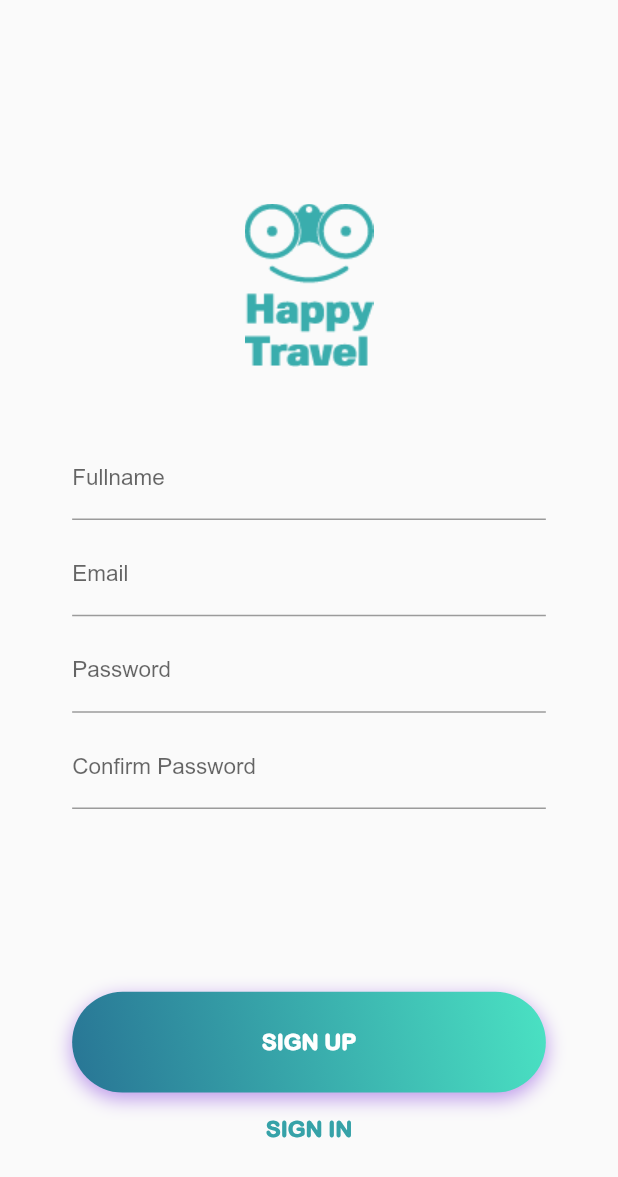
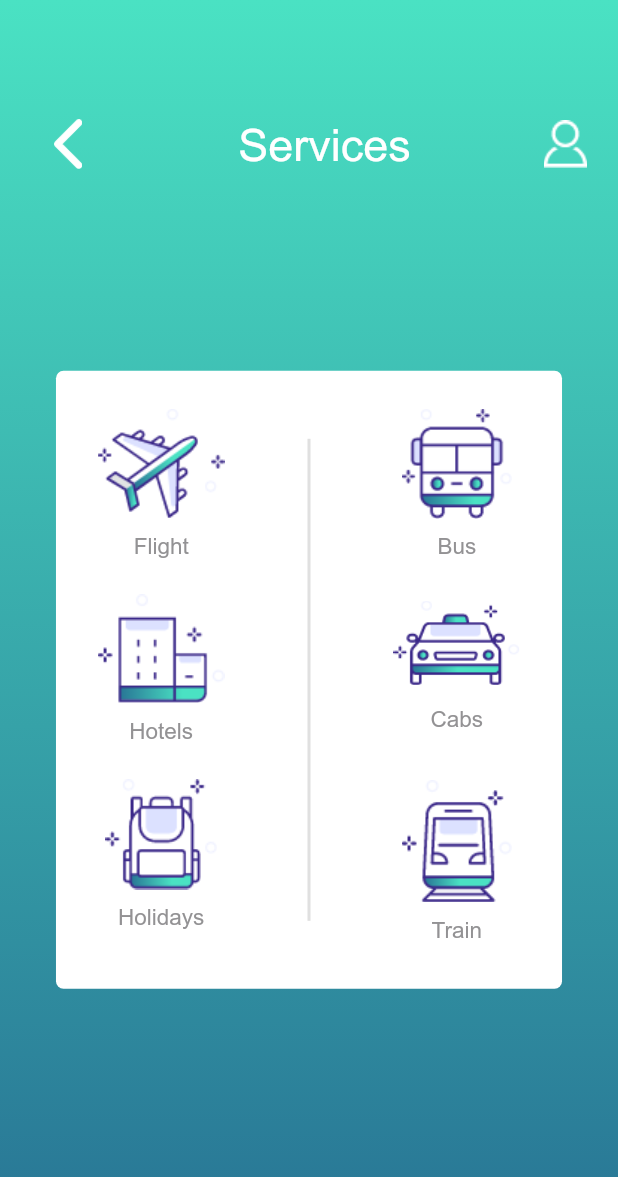
Before and after one commit to Fred0399/Flutter_applications, a Flutter app: the AuthScreen screen opened by its route, after a tap on "SIGN UP", on a phone screen of 412 x 824 dp. Shown: the top 1177 px of the screen. Run offline on Flutter 3.47's test engine with Material 2 defaults, Android fonts, the light colour scheme and no system bars.

Commit message:
services screen added

```diff
--- a/lib/main.dart
+++ b/lib/main.dart
@@ -2,6 +2,7 @@ import 'package:flutter/material.dart';
 import 'package:provider/provider.dart';
 import './screens/enter_screen.dart';
 import './screens/auth_screen.dart';
+import 'screens/services.dart';
 
 void main() => runApp(MyApp());
 
@@ -21,6 +22,7 @@ class MyApp extends StatelessWidget {
       home: EnterScreen(),
       routes: {
         AuthScreen.routeName: (ctx) => AuthScreen(),
+        Services.routeName: (ctx) => Services(),
       },
     );
   }
--- /dev/null
+++ b/lib/models/section_data.dart
@@ -0,0 +1,59 @@
+class SectionData {
+  final imgUrl;
+  final text;
+  final widthPercent;
+  final heighPercent;
+  SectionData({this.imgUrl, this.text, this.widthPercent, this.heighPercent});
+}
+
+class SectionList {
+  static List<SectionData> listLeft = [
+    SectionData(
+      imgUrl: 'assets/images/plane.png',
+      text: 'Flight',
+      widthPercent: 85 * 100 / 414,
+      heighPercent: 73 * 100 / 736,
+    ),
+    SectionData(
+      imgUrl: 'assets/images/hotel.png',
+      text: 'Hotels',
+      widthPercent: 86 * 100 / 414,
+      heighPercent: 73 * 100 / 736,
+    ),
+    SectionData(
+      imgUrl: 'assets/images/tramvai.png',
+      text: 'Holidays',
+      widthPercent: 75 * 100 / 414,
+      heighPercent: 74 * 100 / 736,
+    )
+  ];
+
+  static get seclistLeft {
+    return [...listLeft];
+  }
+
+  static List<SectionData> listRight = [
+    SectionData(
+      imgUrl: 'assets/images/bus.png',
+      text: 'Bus',
+      widthPercent: 74 * 100 / 414,
+      heighPercent: 73 * 100 / 736,
+    ),
+    SectionData(
+      imgUrl: 'assets/images/car.png',
+      text: 'Cabs',
+      widthPercent: 98 * 100 / 414,
+      heighPercent: 66 * 100 / 736,
+    ),
+    SectionData(
+      imgUrl: 'assets/images/train.png',
+      text: 'Train',
+      widthPercent: 74 * 100 / 414,
+      heighPercent: 82 * 100 / 736,
+    )
+  ];
+
+  static get seclistRight {
+    return [...listRight];
+  }
+}
--- /dev/null
+++ b/lib/screens/services.dart
@@ -0,0 +1,129 @@
+import 'package:flutter/material.dart';
+import '../models/section_data.dart';
+import '../widgets/service_sections.dart';
+
+const appBarWidthPercent = 90;
+const appBarHeightPercent = 10;
+const arrowAppBarWidthPercent = 50 * 100 / 414;
+const arrowAppBarHeightPercent = 75 * 100 / 736;
+const bodyWidthPercent = 339 * 100 / 414;
+const bodyHeightPercent = 368 * 100 / 736;
+
+class Services extends StatelessWidget {
+  static const routeName = "/services";
+  @override
+  Widget build(BuildContext context) {
+    final screenSize = MediaQuery.of(context).size;
+    return Scaffold(
+      body: Container(
+        width: double.infinity,
+        height: double.infinity,
+        decoration: BoxDecoration(
+          gradient: LinearGradient(
+            begin: Alignment.topCenter,
+            end: Alignment.bottomCenter,
+            colors: [
+              Color.fromRGBO(74, 226, 195, 1.0),
+              Color.fromRGBO(40, 117, 149, 1.0),
+            ],
+          ),
+        ),
+        child: Column(
+          mainAxisAlignment: MainAxisAlignment.spaceAround,
+          children: <Widget>[
+            Container(
+              width: screenSize.width * appBarWidthPercent / 100,
+              height: screenSize.height * appBarHeightPercent / 100,
+              // margin: EdgeInsets.only(top: 70),
+              child: Row(
+                mainAxisAlignment: MainAxisAlignment.spaceBetween,
+                crossAxisAlignment: CrossAxisAlignment.center,
+                children: <Widget>[
+                  Container(
+                    width: screenSize.width * arrowAppBarWidthPercent / 100,
+                    height: screenSize.height * arrowAppBarHeightPercent / 100,
+                    child: FittedBox(
+                      fit: BoxFit.contain,
+                      child: IconButton(
+                        icon: Image.asset('assets/images/arrow.png'),
+                        // iconSize: 100,
+                        onPressed: () {
+                          print("BACK");
+                        },
+                      ),
+                    ),
+                  ),
+                  Text(
+                    'Services',
+                    style: TextStyle(
+                      fontFamily: 'Arial',
+                      fontSize: 30,
+                      fontWeight: FontWeight.w400,
+                      color: Colors.white,
+                    ),
+                  ),
+                  Image.asset('assets/images/profilicon.png'),
+                ],
+              ),
+            ),
+            Container(
+              width: screenSize.width * bodyWidthPercent / 100,
+              height: screenSize.height * bodyHeightPercent / 100,
+              decoration: BoxDecoration(
+                color: Colors.white,
+                borderRadius: BorderRadius.circular(5),
+              ),
+              child: Row(
+                mainAxisAlignment: MainAxisAlignment.spaceAround,
+                children: <Widget>[
+                  Container(
+                    width: screenSize.width * (100 * 100 / 414) / 100,
+                    height: screenSize.height * (330 * 100 / 736) / 100,
+                    child: Column(
+                      mainAxisAlignment: MainAxisAlignment.spaceBetween,
+                      children: SectionList.listLeft
+                          .map(
+                            (val) => ServiceSections(
+                              imageUrl: val.imgUrl,
+                              imageContent: val.text,
+                              widthPercent: val.widthPercent,
+                              heightPercent: val.heighPercent,
+                            ),
+                          )
+                          .toList(),
+                    ),
+                  ),
+                  VerticalDivider(
+                    thickness: 2,
+                    endIndent: screenSize.height * 5.5 / 100,
+                    indent: screenSize.height * 5.5 / 100,
+                  ),
+                  Container(
+                    width: screenSize.width * (100 * 100 / 414) / 100,
+                    height: screenSize.height * (330 * 100 / 736) / 100,
+                    child: Column(
+                      mainAxisAlignment: MainAxisAlignment.spaceBetween,
+                      children: SectionList.listRight
+                          .map(
+                            (val) => ServiceSections(
+                              imageUrl: val.imgUrl,
+                              imageContent: val.text,
+                              widthPercent: val.widthPercent,
+                              heightPercent: val.heighPercent,
+                            ),
+                          )
+                          .toList(),
+                    ),
+                  ),
+                ],
+              ),
+            ),
+            SizedBox(
+                // height: 10,
+                )
+          ],
+        ),
+      ),
+    );
+  }
+}
--- a/lib/widgets/auth.dart
+++ b/lib/widgets/auth.dart
@@ -1,4 +1,5 @@
 import 'package:flutter/material.dart';
+import '../screens/services.dart';
 
 const inputWidthPercent = 76.65;
 const inputHeightPercent = 30;
@@ -198,7 +199,7 @@ class AuthPartState extends State<AuthPart> {
                   child: FlatButton(
                     onPressed: () {
                       setState(() {
-                        // _isLogin = !_isLogin;
+                        Navigator.of(context).pushReplacementNamed(Services.routeName);
                       });
                     },
                     child: Text(
--- /dev/null
+++ b/lib/widgets/service_sections.dart
@@ -0,0 +1,50 @@
+import 'package:flutter/material.dart';
+
+const sectionWidthPercent = 85 * 100 / 414;
+const sectionHeightPercent = 110 * 100 / 736;
+
+class ServiceSections extends StatelessWidget {
+  final imageUrl;
+  final imageContent;
+  final widthPercent;
+  final heightPercent;
+
+  ServiceSections({
+    this.imageUrl,
+    this.imageContent,
+    this.widthPercent,
+    this.heightPercent,
+  });
+
+  @override
+  Widget build(BuildContext context) {
+    final screenSize = MediaQuery.of(context).size;
+    return Container(
+      width: screenSize.width * sectionWidthPercent / 100,
+      height: screenSize.height * sectionHeightPercent / 100,
+      child: Column(
+        // mainAxisAlignment: MainAxisAlignment.spaceAround,
+        crossAxisAlignment: CrossAxisAlignment.center,
+        children: <Widget>[
+          Image.asset(
+            imageUrl,
+            width: widthPercent * screenSize.width / 100,
+            height: heightPercent * screenSize.height / 100,
+          ),
+          SizedBox(
+            height: 5,
+          ),
+          Text(
+            imageContent,
+            style: TextStyle(
+              fontSize: 15,
+              color: Color.fromRGBO(147, 146, 148, 1.0),
+              fontFamily: 'Arial',
+              fontWeight: FontWeight.w400,
+            ),
+          ),
+        ],
+      ),
+    );
+  }
+}
```
Also changed, not shown: pubspec.yaml (+8 -0 lines), assets/images/arrow.png (added), assets/images/bus.png (added), assets/images/car.png (added), assets/images/hotel.png (added), assets/images/plane.png (added), assets/images/profilicon.png (added), assets/images/train.png (added), assets/images/tramvai.png (added).
